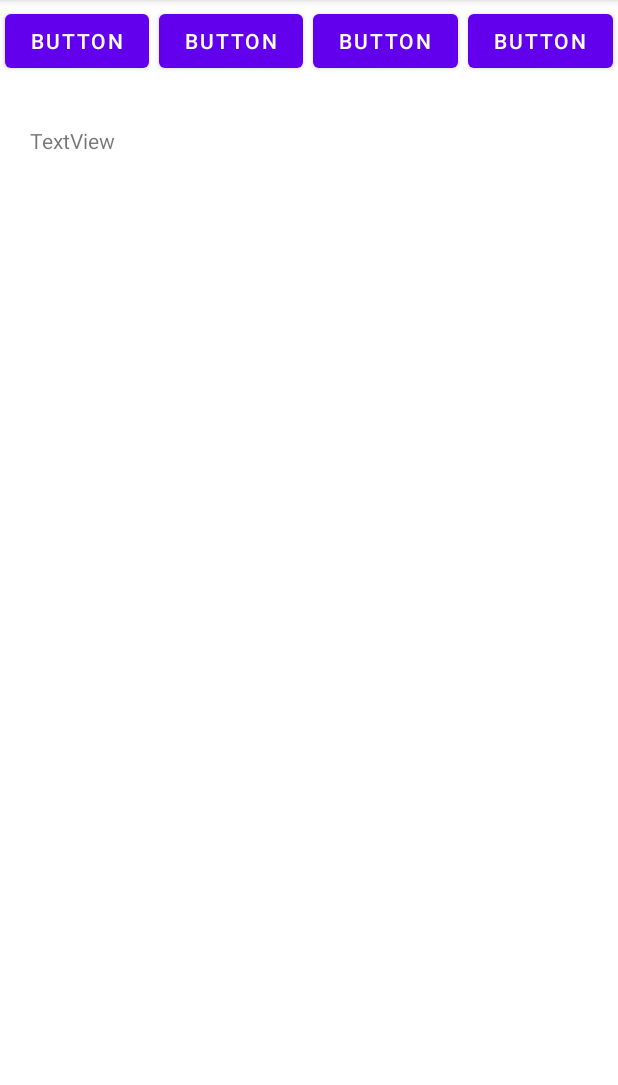
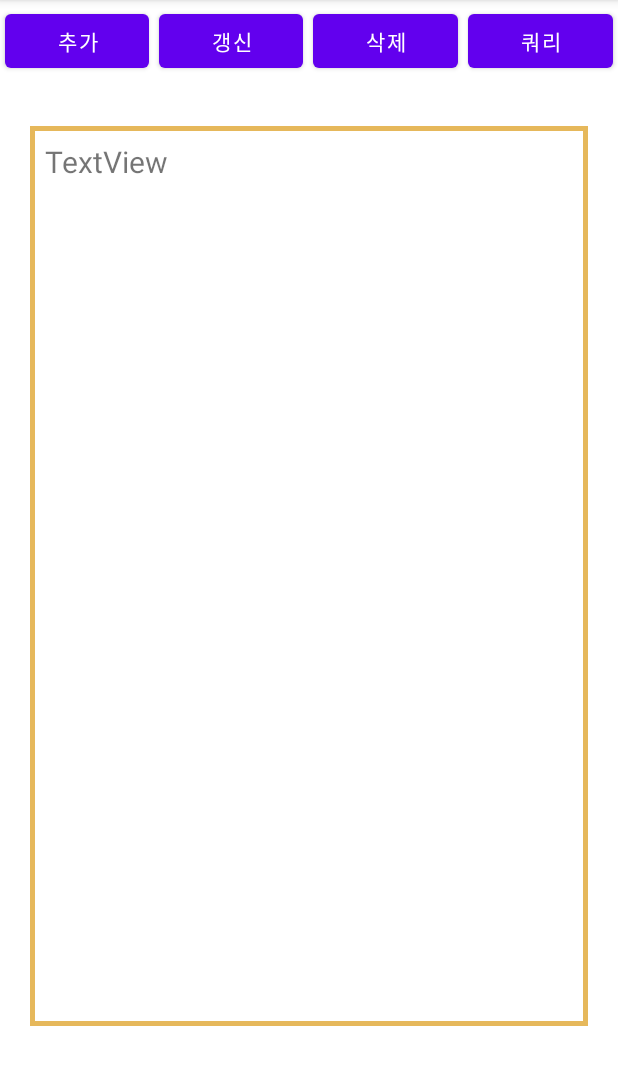
Before and after one commit to Enterprise09/Univ_SQLiteExampleTest, an Android app: the screen it shows after launch (MainActivity), on a phone screen of 412 x 824 dp, the part 84-1169 px from its top. Run offline under Robolectric (Android 15) with nearby library versions, the phone set to English and light mode, and no system bars.

Commit message:
Update design _ Add Solid

```diff
--- a/app/src/main/res/layout/activity_main.xml
+++ b/app/src/main/res/layout/activity_main.xml
@@ -17,36 +17,36 @@
         app:layout_constraintTop_toTopOf="parent">
 
         <Button
-            android:id="@+id/button6"
+            android:id="@+id/btn_add"
             android:layout_width="wrap_content"
             android:layout_height="wrap_content"
             android:layout_margin="3dp"
             android:layout_weight="1"
-            android:text="Button" />
+            android:text="추가" />
 
         <Button
-            android:id="@+id/button7"
+            android:id="@+id/btn_update"
             android:layout_width="wrap_content"
             android:layout_height="wrap_content"
             android:layout_margin="3dp"
             android:layout_weight="1"
-            android:text="Button" />
+            android:text="갱신" />
 
         <Button
-            android:id="@+id/button8"
+            android:id="@+id/btn_delete"
             android:layout_width="wrap_content"
             android:layout_height="wrap_content"
             android:layout_margin="3dp"
             android:layout_weight="1"
-            android:text="Button" />
+            android:text="삭제" />
 
         <Button
-            android:id="@+id/button9"
+            android:id="@+id/btn_query"
             android:layout_width="wrap_content"
             android:layout_height="wrap_content"
             android:layout_margin="3dp"
             android:layout_weight="1"
-            android:text="Button" />
+            android:text="쿼리" />
     </LinearLayout>
 
     <TextView
@@ -55,6 +55,9 @@
         android:layout_height="600dp"
         android:layout_margin="20dp"
         android:text="TextView"
+        android:background="@drawable/solidborad"
+        android:padding="10dp"
+        android:textSize="20dp"
         app:layout_constraintBottom_toBottomOf="parent"
         app:layout_constraintEnd_toEndOf="parent"
         app:layout_constraintStart_toStartOf="@+id/linearLayout2"
```
